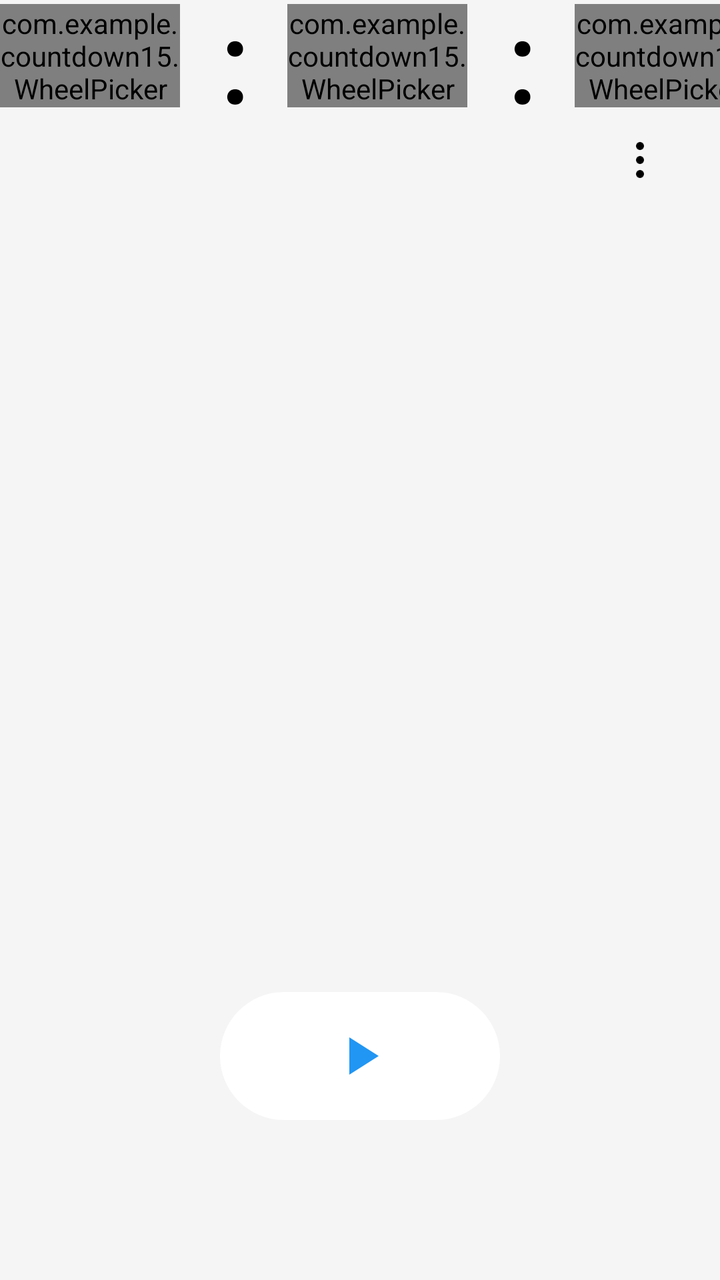
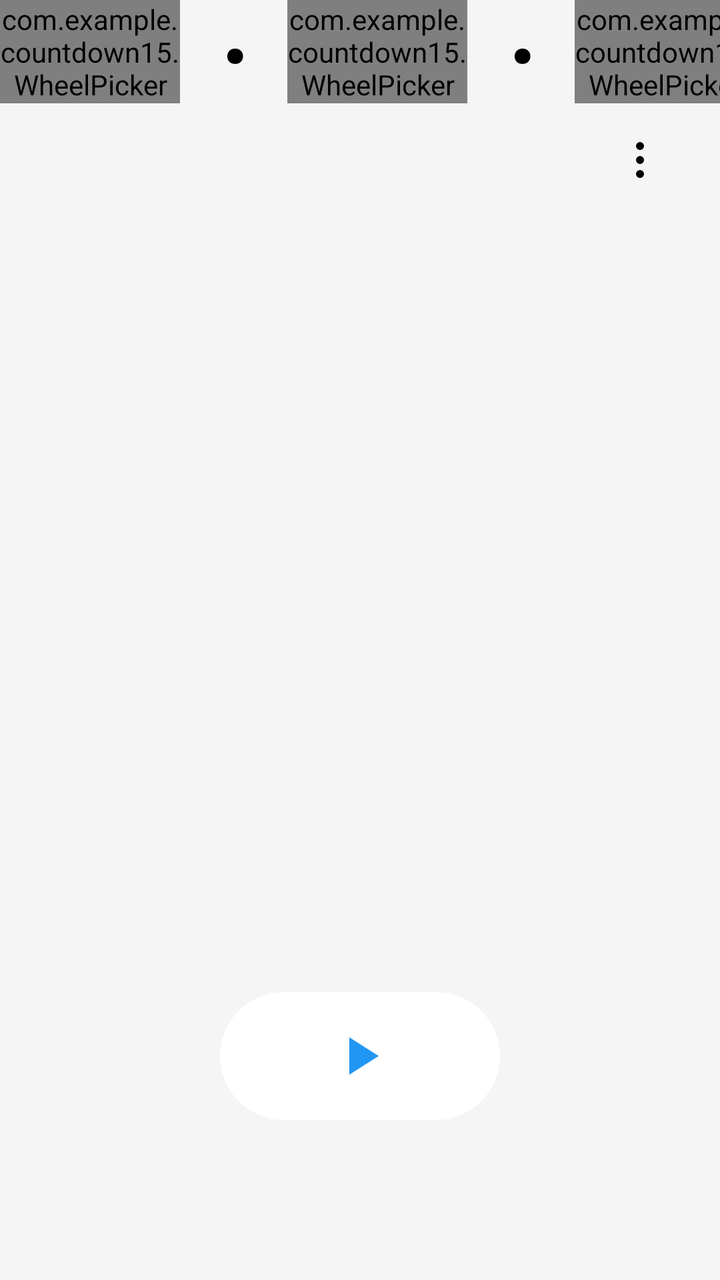

Two renders of the same Android screen: before a commit and after it. Below are the layout's source before the change and the commit's diff.
<!-- AndroidManifest.xml: application theme AppTheme -->
<!-- res/layout/activity_main.xml -->
<?xml version="1.0" encoding="utf-8"?>
<FrameLayout xmlns:android="http://schemas.android.com/apk/res/android"
    xmlns:app="http://schemas.android.com/apk/res-auto"
    android:id="@+id/rootLayout"
    android:layout_width="match_parent"
    android:layout_height="match_parent"
    android:background="#F5F5F5">

    <TextView
        android:id="@+id/tvTimer"
        android:layout_width="wrap_content"
        android:layout_height="wrap_content"
        android:layout_gravity="center"
        android:textColor="#000000"
        android:textSize="72sp"
        android:textStyle="bold"
        android:visibility="gone" />

    <LinearLayout
        android:id="@+id/timePickerLayout"
        android:layout_width="wrap_content"
        android:layout_height="wrap_content"
        android:layout_gravity="top|center_horizontal"
        android:orientation="horizontal"
        android:gravity="center_vertical"
        android:clipChildren="false"
        android:clipToPadding="false">

        <com.example.countdown15.WheelPicker
            android:id="@+id/npHour"
            android:layout_width="90dp"
            android:layout_height="wrap_content"
            android:clickable="true"
            android:focusable="true"
            app:wp_minValue="0"
            app:wp_maxValue="23"
            app:wp_value="0"
            app:wp_wrap="true"
            app:wp_visibleCount="5"
            app:wp_textSize="56sp" />

        <TextView
            android:id="@+id/colon1"
            android:layout_width="wrap_content"
            android:layout_height="56sp"
            android:gravity="center"
            android:text=":"
            android:textColor="#000000"
            android:textSize="56sp"
            android:textStyle="bold"
            android:fontFamily="@font/robotoregular"
            android:includeFontPadding="false"
            android:layout_marginHorizontal="20dp" />

        <com.example.countdown15.WheelPicker
            android:id="@+id/npMinute"
            android:layout_width="90dp"
            android:layout_height="wrap_content"
            android:clickable="true"
            android:focusable="true"
            app:wp_minValue="0"
            app:wp_maxValue="59"
            app:wp_value="0"
            app:wp_wrap="true"
            app:wp_visibleCount="5"
            app:wp_textSize="56sp" />

        <TextView
            android:id="@+id/colon2"
            android:layout_width="wrap_content"
            android:layout_height="56sp"
            android:gravity="center"
            android:text=":"
            android:textColor="#000000"
            android:textSize="56sp"
            android:textStyle="bold"
            android:fontFamily="@font/robotoregular"
            android:includeFontPadding="false"
            android:layout_marginHorizontal="20dp" />

        <com.example.countdown15.WheelPicker
            android:id="@+id/npSecond"
            android:layout_width="90dp"
            android:layout_height="wrap_content"
            android:clickable="true"
            android:focusable="true"
            app:wp_minValue="0"
            app:wp_maxValue="59"
            app:wp_value="15"
            app:wp_wrap="true"
            app:wp_visibleCount="5"
            app:wp_textSize="56sp" />

    </LinearLayout>

    <FrameLayout
        android:id="@+id/btnStart"
        android:layout_width="140dp"
        android:layout_height="64dp"
        android:layout_gravity="bottom|center_horizontal"
        android:layout_marginBottom="80dp"
        android:background="@drawable/bg_circle_button"
        android:clickable="true"
        android:focusable="true">

        <ImageView
            android:layout_width="32dp"
            android:layout_height="32dp"
            android:layout_gravity="center"
            android:src="@drawable/ic_play"
            android:contentDescription="开始" />

    </FrameLayout>

    <FrameLayout
        android:id="@+id/btnStop"
        android:layout_width="140dp"
        android:layout_height="64dp"
        android:layout_gravity="bottom|center_horizontal"
        android:layout_marginBottom="80dp"
        android:background="@drawable/bg_circle_button"
        android:clickable="true"
        android:focusable="true"
        android:visibility="gone">

        <ImageView
            android:layout_width="28dp"
            android:layout_height="28dp"
            android:layout_gravity="center"
            android:src="@drawable/ic_stop"
            android:contentDescription="停止" />

    </FrameLayout>

    <ImageView
        android:id="@+id/btnMenu"
        android:layout_width="48dp"
        android:layout_height="48dp"
        android:layout_gravity="top|end"
        android:layout_marginTop="56dp"
        android:layout_marginEnd="16dp"
        android:padding="12dp"
        android:src="@drawable/ic_more"
        android:background="?android:attr/selectableItemBackgroundBorderless"
        android:contentDescription="更多" />

    <View
        android:id="@+id/menuMask"
        android:layout_width="match_parent"
        android:layout_height="match_parent"
        android:background="#66000000"
        android:visibility="gone"
        android:clickable="true"
        android:focusable="true" />

</FrameLayout>
<!-- resources referenced by this layout -->
<resources>
  <!-- drawable bg_circle_button (drawable) -->
  <?xml version="1.0" encoding="utf-8"?>
  <shape xmlns:android="http://schemas.android.com/apk/res/android"
      android:shape="rectangle">
      <solid android:color="#FFFFFF" />
      <corners android:radius="32dp" />
  </shape>
  <!-- drawable ic_more (drawable) -->
  <?xml version="1.0" encoding="utf-8"?>
  
  <vector xmlns:android="http://schemas.android.com/apk/res/android"
      android:width="24dp"
      android:height="24dp"
      android:viewportWidth="24"
      android:viewportHeight="24">
      <path
          android:fillColor="#000000"
          android:pathData="M12,5m-2,0a2,2 0,1 1,4 0a2,2 0,1 1,-4 0" />
      <path
          android:fillColor="#000000"
          android:pathData="M12,12m-2,0a2,2 0,1 1,4 0a2,2 0,1 1,-4 0" />
      <path
          android:fillColor="#000000"
          android:pathData="M12,19m-2,0a2,2 0,1 1,4 0a2,2 0,1 1,-4 0" />
  </vector>
  <!-- drawable ic_play (drawable) -->
  <?xml version="1.0" encoding="utf-8"?>
  <vector xmlns:android="http://schemas.android.com/apk/res/android"
      android:width="24dp"
      android:height="24dp"
      android:viewportWidth="24"
      android:viewportHeight="24">
      <path
          android:fillColor="#2196F3"
          android:pathData="M8,5v14l11,-7z" />
  </vector>
  <!-- drawable ic_stop (drawable) -->
  <?xml version="1.0" encoding="utf-8"?>
  <vector xmlns:android="http://schemas.android.com/apk/res/android"
      android:width="24dp"
      android:height="24dp"
      android:viewportWidth="24"
      android:viewportHeight="24">
      <path
          android:fillColor="#F44336"
          android:pathData="M6,6h12v12h-12z" />
  </vector>
  <style name="AppTheme" parent="Theme.AppCompat.Light.NoActionBar">
          <item name="android:windowBackground">#F5F5F5</item>
          <item name="android:textColorPrimary">#000000</item>
          <item name="android:textColorSecondary">#AAAAAA</item>
          <item name="colorAccent">#2196F3</item>
          <item name="android:windowTranslucentStatus">true</item>
          <item name="android:statusBarColor">@android:color/transparent</item>
          <item name="android:windowLightStatusBar">true</item>
      </style>
</resources>

<!-- the commit's change to res/layout/activity_main.xml (unified diff, before → after) -->
@@ -42,7 +42,7 @@
         <TextView
             android:id="@+id/colon1"
             android:layout_width="wrap_content"
-            android:layout_height="56sp"
+            android:layout_height="44dp"
             android:gravity="center"
             android:text=":"
             android:textColor="#000000"
@@ -68,7 +68,7 @@
         <TextView
             android:id="@+id/colon2"
             android:layout_width="wrap_content"
-            android:layout_height="56sp"
+            android:layout_height="44dp"
             android:gravity="center"
             android:text=":"
             android:textColor="#000000"
